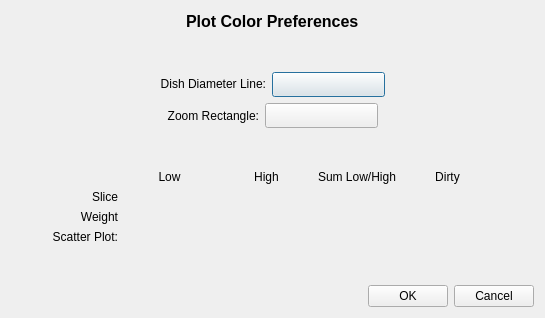
Old version of the form code/guitools/Feather/PreferencesColor.ui in the repository radio-astro/casa.
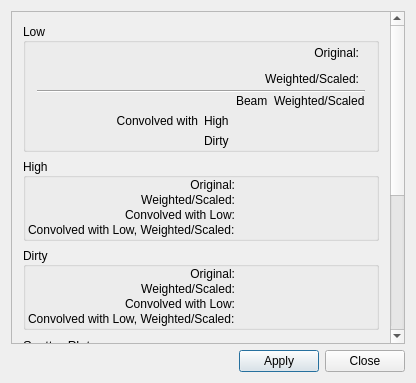
New version of the form.

```diff
--- a/code/guitools/Feather/PreferencesColor.ui
+++ b/code/guitools/Feather/PreferencesColor.ui
@@ -6,392 +6,700 @@
    <rect>
     <x>0</x>
     <y>0</y>
-    <width>545</width>
-    <height>318</height>
+    <width>416</width>
+    <height>383</height>
    </rect>
   </property>
   <property name="windowTitle">
    <string>PreferencesColor</string>
   </property>
-  <layout class="QVBoxLayout" name="verticalLayout">
+  <layout class="QVBoxLayout" name="verticalLayout_4">
    <item>
-    <layout class="QHBoxLayout" name="horizontalLayout">
-     <item>
-      <spacer name="horizontalSpacer">
-       <property name="orientation">
-        <enum>Qt::Horizontal</enum>
-       </property>
-       <property name="sizeHint" stdset="0">
-        <size>
-         <width>40</width>
-         <height>20</height>
-        </size>
-       </property>
-      </spacer>
-     </item>
-     <item>
-      <widget class="QLabel" name="label">
-       <property name="font">
-        <font>
-         <pointsize>12</pointsize>
-         <weight>75</weight>
-         <bold>true</bold>
-        </font>
-       </property>
-       <property name="text">
-        <string>Plot Color Preferences</string>
-       </property>
-      </widget>
-     </item>
-     <item>
-      <spacer name="horizontalSpacer_2">
-       <property name="orientation">
-        <enum>Qt::Horizontal</enum>
-       </property>
-       <property name="sizeHint" stdset="0">
-        <size>
-         <width>40</width>
-         <height>20</height>
-        </size>
-       </property>
-      </spacer>
-     </item>
-    </layout>
-   </item>
-   <item>
-    <spacer name="verticalSpacer_3">
-     <property name="orientation">
-      <enum>Qt::Vertical</enum>
+    <widget class="QScrollArea" name="scrollArea">
+     <property name="sizePolicy">
+      <sizepolicy hsizetype="Preferred" vsizetype="Expanding">
+       <horstretch>0</horstretch>
+       <verstretch>0</verstretch>
+      </sizepolicy>
      </property>
-     <property name="sizeHint" stdset="0">
-      <size>
-       <width>20</width>
-       <height>40</height>
-      </size>
+     <property name="horizontalScrollBarPolicy">
+      <enum>Qt::ScrollBarAlwaysOff</enum>
      </property>
-    </spacer>
-   </item>
-   <item>
-    <layout class="QHBoxLayout" name="horizontalLayout_4">
-     <item>
-      <spacer name="horizontalSpacer_4">
-       <property name="orientation">
-        <enum>Qt::Horizontal</enum>
-       </property>
-       <property name="sizeHint" stdset="0">
-        <size>
-         <width>40</width>
-         <height>20</height>
-        </size>
-       </property>
-      </spacer>
-     </item>
-     <item>
-      <widget class="QLabel" name="label_4">
-       <property name="text">
-        <string>&lt;font color='black'&gt;Dish Diameter Line:&lt;/font&gt;</string>
-       </property>
-       <property name="alignment">
-        <set>Qt::AlignRight|Qt::AlignTrailing|Qt::AlignVCenter</set>
-       </property>
-      </widget>
-     </item>
-     <item>
-      <widget class="QPushButton" name="dishDiameterColorButton">
-       <property name="sizePolicy">
-        <sizepolicy hsizetype="Fixed" vsizetype="Fixed">
-         <horstretch>0</horstretch>
-         <verstretch>0</verstretch>
-        </sizepolicy>
-       </property>
-       <property name="minimumSize">
-        <size>
-         <width>113</width>
-         <height>25</height>
-        </size>
-       </property>
-       <property name="baseSize">
-        <size>
-         <width>113</width>
-         <height>25</height>
-        </size>
-       </property>
-       <property name="toolTip">
-        <string>Click to specify a color to use when drawing the line showing the value of the dish diameter.</string>
-       </property>
-       <property name="text">
-        <string/>
-       </property>
-      </widget>
-     </item>
-     <item>
-      <spacer name="horizontalSpacer_5">
-       <property name="orientation">
-        <enum>Qt::Horizontal</enum>
-       </property>
-       <property name="sizeHint" stdset="0">
-        <size>
-         <width>40</width>
-         <height>20</height>
-        </size>
-       </property>
-      </spacer>
-     </item>
-    </layout>
-   </item>
-   <item>
-    <layout class="QHBoxLayout" name="horizontalLayout_5">
-     <item>
-      <spacer name="horizontalSpacer_8">
-       <property name="orientation">
-        <enum>Qt::Horizontal</enum>
-       </property>
-       <property name="sizeHint" stdset="0">
-        <size>
-         <width>40</width>
-         <height>20</height>
-        </size>
-       </property>
-      </spacer>
-     </item>
-     <item>
-      <widget class="QLabel" name="label_8">
-       <property name="text">
-        <string>Zoom Rectangle:</string>
-       </property>
-       <property name="alignment">
-        <set>Qt::AlignRight|Qt::AlignTrailing|Qt::AlignVCenter</set>
-       </property>
-      </widget>
-     </item>
-     <item>
-      <widget class="QPushButton" name="zoomRectangleColorButton">
-       <property name="sizePolicy">
-        <sizepolicy hsizetype="Fixed" vsizetype="Fixed">
-         <horstretch>0</horstretch>
-         <verstretch>0</verstretch>
-        </sizepolicy>
-       </property>
-       <property name="minimumSize">
-        <size>
-         <width>113</width>
-         <height>25</height>
-        </size>
-       </property>
-       <property name="baseSize">
-        <size>
-         <width>113</width>
-         <height>25</height>
-        </size>
-       </property>
-       <property name="toolTip">
-        <string>Click to specify a color to use in drawing the zoom rectangle.</string>
-       </property>
-       <property name="text">
-        <string/>
-       </property>
-      </widget>
-     </item>
-     <item>
-      <spacer name="horizontalSpacer_9">
-       <property name="orientation">
-        <enum>Qt::Horizontal</enum>
-       </property>
-       <property name="sizeHint" stdset="0">
-        <size>
-         <width>40</width>
-         <height>20</height>
-        </size>
-       </property>
-      </spacer>
-     </item>
-    </layout>
-   </item>
-   <item>
-    <spacer name="verticalSpacer_4">
-     <property name="orientation">
-      <enum>Qt::Vertical</enum>
+     <property name="widgetResizable">
+      <bool>true</bool>
      </property>
-     <property name="sizeHint" stdset="0">
-      <size>
-       <width>20</width>
-       <height>40</height>
-      </size>
-     </property>
-    </spacer>
-   </item>
-   <item>
-    <layout class="QHBoxLayout" name="horizontalLayout_3">
-     <item>
-      <spacer name="horizontalSpacer_6">
-       <property name="orientation">
-        <enum>Qt::Horizontal</enum>
-       </property>
-       <property name="sizeHint" stdset="0">
-        <size>
-         <width>13</width>
-         <height>20</height>
-        </size>
-       </property>
-      </spacer>
-     </item>
-     <item>
-      <layout class="QGridLayout" name="gridLayout">
-       <item row="0" column="1">
-        <widget class="QLabel" name="label_13">
-         <property name="text">
+     <widget class="QWidget" name="scrollAreaWidgetContents">
+      <property name="geometry">
+       <rect>
+        <x>0</x>
+        <y>0</y>
+        <width>378</width>
+        <height>643</height>
+       </rect>
+      </property>
+      <layout class="QVBoxLayout" name="verticalLayout_3">
+       <item>
+        <widget class="QGroupBox" name="groupBox_6">
+         <property name="title">
           <string>Low</string>
          </property>
          <property name="alignment">
-          <set>Qt::AlignCenter</set>
+          <set>Qt::AlignLeading|Qt::AlignLeft|Qt::AlignVCenter</set>
          </property>
+         <layout class="QVBoxLayout" name="verticalLayout_2">
+          <property name="spacing">
+           <number>1</number>
+          </property>
+          <property name="topMargin">
+           <number>0</number>
+          </property>
+          <property name="bottomMargin">
+           <number>1</number>
+          </property>
+          <item>
+           <layout class="QGridLayout" name="gridLayout">
+            <item row="0" column="1">
+             <widget class="QLabel" name="label_2">
+              <property name="text">
+               <string>Original:</string>
+              </property>
+              <property name="alignment">
+               <set>Qt::AlignRight|Qt::AlignTrailing|Qt::AlignVCenter</set>
+              </property>
+             </widget>
+            </item>
+            <item row="0" column="2">
+             <widget class="QWidget" name="lowOriginalPreferences" native="true"/>
+            </item>
+            <item row="1" column="1">
+             <widget class="QLabel" name="label_5">
+              <property name="text">
+               <string>Weighted/Scaled:</string>
+              </property>
+              <property name="alignment">
+               <set>Qt::AlignRight|Qt::AlignTrailing|Qt::AlignVCenter</set>
+              </property>
+             </widget>
+            </item>
+            <item row="1" column="2">
+             <widget class="QWidget" name="lowWeightedPreferences" native="true"/>
+            </item>
+            <item row="0" column="0">
+             <spacer name="horizontalSpacer_9">
+              <property name="orientation">
+               <enum>Qt::Horizontal</enum>
+              </property>
+              <property name="sizeHint" stdset="0">
+               <size>
+                <width>40</width>
+                <height>20</height>
+               </size>
+              </property>
+             </spacer>
+            </item>
+            <item row="1" column="0">
+             <spacer name="horizontalSpacer_10">
+              <property name="orientation">
+               <enum>Qt::Horizontal</enum>
+              </property>
+              <property name="sizeHint" stdset="0">
+               <size>
+                <width>40</width>
+                <height>20</height>
+               </size>
+              </property>
+             </spacer>
+            </item>
+           </layout>
+          </item>
+          <item>
+           <widget class="Line" name="line">
+            <property name="orientation">
+             <enum>Qt::Horizontal</enum>
+            </property>
+           </widget>
+          </item>
+          <item>
+           <layout class="QHBoxLayout" name="horizontalLayout_4">
+            <item>
+             <layout class="QVBoxLayout" name="verticalLayout">
+              <item>
+               <spacer name="verticalSpacer">
+                <property name="orientation">
+                 <enum>Qt::Vertical</enum>
+                </property>
+                <property name="sizeHint" stdset="0">
+                 <size>
+                  <width>20</width>
+                  <height>17</height>
+                 </size>
+                </property>
+               </spacer>
+              </item>
+              <item>
+               <widget class="QLabel" name="label_6">
+                <property name="text">
+                 <string>Convolved with</string>
+                </property>
+                <property name="alignment">
+                 <set>Qt::AlignRight|Qt::AlignTrailing|Qt::AlignVCenter</set>
+                </property>
+               </widget>
+              </item>
+              <item>
+               <spacer name="verticalSpacer_2">
+                <property name="orientation">
+                 <enum>Qt::Vertical</enum>
+                </property>
+                <property name="sizeHint" stdset="0">
+                 <size>
+                  <width>20</width>
+                  <height>13</height>
+                 </size>
+                </property>
+               </spacer>
+              </item>
+             </layout>
+            </item>
+            <item>
+             <layout class="QGridLayout" name="gridLayout_3">
+              <item row="0" column="1">
+               <widget class="QLabel" name="label_10">
+                <property name="text">
+                 <string>Beam</string>
+                </property>
+               </widget>
+              </item>
+              <item row="0" column="2">
+               <widget class="QLabel" name="label_11">
+                <property name="text">
+                 <string>Weighted/Scaled</string>
+                </property>
+               </widget>
+              </item>
+              <item row="1" column="0">
+               <widget class="QLabel" name="label_7">
+                <property name="text">
+                 <string>High</string>
+                </property>
+               </widget>
+              </item>
+              <item row="1" column="1">
+               <widget class="QWidget" name="lowConvolvedHighPreferences" native="true"/>
+              </item>
+              <item row="1" column="2">
+               <widget class="QWidget" name="lowConvolvedHighWeightedPreferences" native="true"/>
+              </item>
+              <item row="2" column="0">
+               <widget class="QLabel" name="label_9">
+                <property name="text">
+                 <string>Dirty</string>
+                </property>
+               </widget>
+              </item>
+              <item row="2" column="1">
+               <widget class="QWidget" name="lowConvolvedDirtyPreferences" native="true"/>
+              </item>
+              <item row="2" column="2">
+               <widget class="QWidget" name="lowConvolvedDirtyWeightedPreferences" native="true"/>
+              </item>
+             </layout>
+            </item>
+           </layout>
+          </item>
+         </layout>
         </widget>
        </item>
-       <item row="0" column="2">
-        <widget class="QLabel" name="label_14">
-         <property name="text">
+       <item>
+        <widget class="QGroupBox" name="groupBox_7">
+         <property name="title">
           <string>High</string>
          </property>
          <property name="alignment">
-          <set>Qt::AlignCenter</set>
+          <set>Qt::AlignLeading|Qt::AlignLeft|Qt::AlignVCenter</set>
          </property>
+         <layout class="QGridLayout" name="gridLayout_4">
+          <property name="leftMargin">
+           <number>2</number>
+          </property>
+          <property name="topMargin">
+           <number>0</number>
+          </property>
+          <property name="rightMargin">
+           <number>2</number>
+          </property>
+          <property name="bottomMargin">
+           <number>1</number>
+          </property>
+          <property name="spacing">
+           <number>1</number>
+          </property>
+          <item row="0" column="0">
+           <widget class="QLabel" name="label_12">
+            <property name="text">
+             <string>Original:</string>
+            </property>
+            <property name="alignment">
+             <set>Qt::AlignRight|Qt::AlignTrailing|Qt::AlignVCenter</set>
+            </property>
+           </widget>
+          </item>
+          <item row="0" column="1">
+           <widget class="QWidget" name="highOriginalPreferences" native="true"/>
+          </item>
+          <item row="1" column="0">
+           <widget class="QLabel" name="label_13">
+            <property name="text">
+             <string>Weighted/Scaled:</string>
+            </property>
+            <property name="alignment">
+             <set>Qt::AlignRight|Qt::AlignTrailing|Qt::AlignVCenter</set>
+            </property>
+           </widget>
+          </item>
+          <item row="1" column="1">
+           <widget class="QWidget" name="highWeightedPreferences" native="true"/>
+          </item>
+          <item row="2" column="0">
+           <widget class="QLabel" name="label_14">
+            <property name="text">
+             <string>Convolved with Low:</string>
+            </property>
+            <property name="alignment">
+             <set>Qt::AlignRight|Qt::AlignTrailing|Qt::AlignVCenter</set>
+            </property>
+           </widget>
+          </item>
+          <item row="2" column="1">
+           <widget class="QWidget" name="highConvolvedLowPreferences" native="true"/>
+          </item>
+          <item row="3" column="0">
+           <widget class="QLabel" name="label_19">
+            <property name="text">
+             <string>Convolved with Low, Weighted/Scaled:</string>
+            </property>
+           </widget>
+          </item>
+          <item row="3" column="1">
+           <widget class="QWidget" name="highConvolvedLowWeightedPreferences" native="true"/>
+          </item>
+         </layout>
         </widget>
        </item>
-       <item row="0" column="3">
-        <widget class="QLabel" name="label_15">
-         <property name="text">
-          <string>Sum Low/High</string>
-         </property>
-        </widget>
-       </item>
-       <item row="1" column="0">
-        <widget class="QLabel" name="label_11">
-         <property name="text">
-          <string>Slice</string>
-         </property>
-         <property name="alignment">
-          <set>Qt::AlignRight|Qt::AlignTrailing|Qt::AlignVCenter</set>
-         </property>
-        </widget>
-       </item>
-       <item row="1" column="1">
-        <widget class="QWidget" name="sliceLowPreferences" native="true">
-         <property name="minimumSize">
-          <size>
-           <width>91</width>
-           <height>0</height>
-          </size>
-         </property>
-        </widget>
-       </item>
-       <item row="1" column="2">
-        <widget class="QWidget" name="sliceHighPreferences" native="true">
-         <property name="minimumSize">
-          <size>
-           <width>91</width>
-           <height>0</height>
-          </size>
-         </property>
-        </widget>
-       </item>
-       <item row="1" column="3">
-        <widget class="QWidget" name="sliceSumPreferences" native="true"/>
-       </item>
-       <item row="1" column="4">
-        <widget class="QWidget" name="sliceDirtyPreferences" native="true">
-         <property name="minimumSize">
-          <size>
-           <width>91</width>
-           <height>0</height>
-          </size>
-         </property>
-        </widget>
-       </item>
-       <item row="2" column="0">
-        <widget class="QLabel" name="label_12">
-         <property name="text">
-          <string>Weight</string>
-         </property>
-         <property name="alignment">
-          <set>Qt::AlignRight|Qt::AlignTrailing|Qt::AlignVCenter</set>
-         </property>
-        </widget>
-       </item>
-       <item row="2" column="1">
-        <widget class="QWidget" name="weightLowPreferences" native="true"/>
-       </item>
-       <item row="2" column="2">
-        <widget class="QWidget" name="weightHighPreferences" native="true"/>
-       </item>
-       <item row="3" column="4">
-        <widget class="QWidget" name="scatterDirtyPreferences" native="true">
-         <property name="minimumSize">
-          <size>
-           <width>91</width>
-           <height>0</height>
-          </size>
-         </property>
-        </widget>
-       </item>
-       <item row="3" column="0">
-        <widget class="QLabel" name="label_2">
-         <property name="text">
-          <string>Scatter Plot:</string>
-         </property>
-         <property name="alignment">
-          <set>Qt::AlignRight|Qt::AlignTrailing|Qt::AlignVCenter</set>
-         </property>
-        </widget>
-       </item>
-       <item row="3" column="2">
-        <widget class="QWidget" name="scatterHighPreferences" native="true">
-         <property name="minimumSize">
-          <size>
-           <width>91</width>
-           <height>0</height>
-          </size>
-         </property>
-        </widget>
-       </item>
-       <item row="0" column="4">
-        <widget class="QLabel" name="label_16">
-         <property name="text">
+       <item>
+        <widget class="QGroupBox" name="dirtyGroupBox">
+         <property name="title">
           <string>Dirty</string>
          </property>
          <property name="alignment">
-          <set>Qt::AlignCenter</set>
+          <set>Qt::AlignLeading|Qt::AlignLeft|Qt::AlignVCenter</set>
          </property>
+         <layout class="QGridLayout" name="gridLayout_5">
+          <property name="leftMargin">
+           <number>2</number>
+          </property>
+          <property name="topMargin">
+           <number>0</number>
+          </property>
+          <property name="rightMargin">
+           <number>2</number>
+          </property>
+          <property name="bottomMargin">
+           <number>1</number>
+          </property>
+          <property name="spacing">
+           <number>1</number>
+          </property>
+          <item row="0" column="0">
+           <widget class="QLabel" name="label_20">
+            <property name="text">
+             <string>Original:</string>
+            </property>
+            <property name="alignment">
+             <set>Qt::AlignRight|Qt::AlignTrailing|Qt::AlignVCenter</set>
+            </property>
+           </widget>
+          </item>
+          <item row="0" column="1">
+           <widget class="QWidget" name="dirtyOriginalPreferences" native="true"/>
+          </item>
+          <item row="1" column="0">
+           <widget class="QLabel" name="label_21">
+            <property name="text">
+             <string>Weighted/Scaled:</string>
+            </property>
+            <property name="alignment">
+             <set>Qt::AlignRight|Qt::AlignTrailing|Qt::AlignVCenter</set>
+            </property>
+           </widget>
+          </item>
+          <item row="1" column="1">
+           <widget class="QWidget" name="dirtyWeightedPreferences" native="true"/>
+          </item>
+          <item row="2" column="0">
+           <widget class="QLabel" name="label_22">
+            <property name="text">
+             <string>Convolved with Low:</string>
+            </property>
+            <property name="alignment">
+             <set>Qt::AlignRight|Qt::AlignTrailing|Qt::AlignVCenter</set>
+            </property>
+           </widget>
+          </item>
+          <item row="2" column="1">
+           <widget class="QWidget" name="dirtyConvolvedLowPreferences" native="true"/>
+          </item>
+          <item row="3" column="0">
+           <widget class="QLabel" name="label_24">
+            <property name="text">
+             <string>Convolved with Low, Weighted/Scaled:</string>
+            </property>
+           </widget>
+          </item>
+          <item row="3" column="1">
+           <widget class="QWidget" name="dirtyConvolvedLowWeightedPreferences" native="true"/>
+          </item>
+         </layout>
+        </widget>
+       </item>
+       <item>
+        <widget class="QGroupBox" name="groupBox">
+         <property name="font">
+          <font>
+           <pointsize>10</pointsize>
+           <weight>50</weight>
+           <bold>false</bold>
+          </font>
+         </property>
+         <property name="title">
+          <string>Scatter Plot</string>
+         </property>
+         <property name="alignment">
+          <set>Qt::AlignLeading|Qt::AlignLeft|Qt::AlignVCenter</set>
+         </property>
+         <layout class="QGridLayout" name="gridLayout_2">
+          <property name="leftMargin">
+           <number>2</number>
+          </property>
+          <property name="topMargin">
+           <number>0</number>
+          </property>
+          <property name="rightMargin">
+           <number>2</number>
+          </property>
+          <property name="bottomMargin">
+           <number>1</number>
+          </property>
+          <property name="spacing">
+           <number>1</number>
+          </property>
+          <item row="0" column="1">
+           <widget class="QLabel" name="label_3">
+            <property name="text">
+             <string>Low vs High (Weighted &amp; Scaled):</string>
+            </property>
+           </widget>
+          </item>
+          <item row="0" column="2">
+           <widget class="QWidget" name="scatterLowHighPreferences" native="true">
+            <property name="minimumSize">
+             <size>
+              <width>91</width>
+              <height>0</height>
+             </size>
+            </property>
+           </widget>
+          </item>
+          <item row="1" column="1">
+           <widget class="QLabel" name="label_16">
+            <property name="text">
+             <string>X=Y:</string>
+            </property>
+            <property name="alignment">
+             <set>Qt::AlignRight|Qt::AlignTrailing|Qt::AlignVCenter</set>
+            </property>
+           </widget>
+          </item>
+          <item row="1" column="2">
+           <widget class="QWidget" name="scatterXYPreferences" native="true">
+            <property name="minimumSize">
+             <size>
+              <width>91</width>
+              <height>0</height>
+             </size>
+            </property>
+           </widget>
+          </item>
+          <item row="0" column="0">
+           <spacer name="horizontalSpacer_7">
+            <property name="orientation">
+             <enum>Qt::Horizontal</enum>
+            </property>
+            <property name="sizeHint" stdset="0">
+             <size>
+              <width>40</width>
+              <height>20</height>
+             </size>
+            </property>
+           </spacer>
+          </item>
+          <item row="1" column="0">
+           <spacer name="horizontalSpacer_8">
+            <property name="orientation">
+             <enum>Qt::Horizontal</enum>
+            </property>
+            <property name="sizeHint" stdset="0">
+             <size>
+              <width>40</width>
+              <height>20</height>
+             </size>
+            </property>
+           </spacer>
+          </item>
+         </layout>
+        </widget>
+       </item>
+       <item>
+        <widget class="QGroupBox" name="groupBox_4">
+         <property name="title">
+          <string>Weight</string>
+         </property>
+         <property name="alignment">
+          <set>Qt::AlignLeading|Qt::AlignLeft|Qt::AlignVCenter</set>
+         </property>
+         <layout class="QGridLayout" name="gridLayout_6">
+          <property name="leftMargin">
+           <number>2</number>
+          </property>
+          <property name="topMargin">
+           <number>0</number>
+          </property>
+          <property name="rightMargin">
+           <number>2</number>
+          </property>
+          <property name="bottomMargin">
+           <number>1</number>
+          </property>
+          <property name="spacing">
+           <number>1</number>
+          </property>
+          <item row="0" column="1">
+           <widget class="QLabel" name="label_17">
+            <property name="text">
+             <string>Low:</string>
+            </property>
+            <property name="alignment">
+             <set>Qt::AlignRight|Qt::AlignTrailing|Qt::AlignVCenter</set>
+            </property>
+           </widget>
+          </item>
+          <item row="0" column="2">
+           <widget class="QWidget" name="weightLowPreferences" native="true"/>
+          </item>
+          <item row="1" column="1">
+           <widget class="QLabel" name="label_18">
+            <property name="text">
+             <string>High:</string>
+            </property>
+            <property name="alignment">
+             <set>Qt::AlignRight|Qt::AlignTrailing|Qt::AlignVCenter</set>
+            </property>
+           </widget>
+          </item>
+          <item row="1" column="2">
+           <widget class="QWidget" name="weightHighPreferences" native="true">
+            <property name="minimumSize">
+             <size>
+              <width>0</width>
+              <height>0</height>
+             </size>
+            </property>
+           </widget>
+          </item>
+          <item row="0" column="0">
+           <spacer name="horizontalSpacer">
+            <property name="orientation">
+             <enum>Qt::Horizontal</enum>
+            </property>
+            <property name="sizeHint" stdset="0">
+             <size>
+              <width>40</width>
+              <height>20</height>
+             </size>
+            </property>
+           </spacer>
+          </item>
+          <item row="1" column="0">
+           <spacer name="horizontalSpacer_2">
+            <property name="orientation">
+             <enum>Qt::Horizontal</enum>
+            </property>
+            <property name="sizeHint" stdset="0">
+             <size>
+              <width>40</width>
+              <height>20</height>
+             </size>
+            </property>
+           </spacer>
+          </item>
+         </layout>
+        </widget>
+       </item>
+       <item>
+        <widget class="QGroupBox" name="groupBox_5">
+         <property name="title">
+          <string>Result</string>
+         </property>
+         <property name="alignment">
+          <set>Qt::AlignLeading|Qt::AlignLeft|Qt::AlignVCenter</set>
+         </property>
+         <layout class="QGridLayout" name="gridLayout_7">
+          <property name="leftMargin">
+           <number>2</number>
+          </property>
+          <property name="topMargin">
+           <number>0</number>
+          </property>
+          <property name="rightMargin">
+           <number>2</number>
+          </property>
+          <property name="bottomMargin">
+           <number>1</number>
+          </property>
+          <property name="spacing">
+           <number>1</number>
+          </property>
+          <item row="0" column="0">
+           <spacer name="horizontalSpacer_4">
+            <property name="orientation">
+             <enum>Qt::Horizontal</enum>
+            </property>
+            <property name="sizeHint" stdset="0">
+             <size>
+              <width>40</width>
+              <height>20</height>
+             </size>
+            </property>
+           </spacer>
+          </item>
+          <item row="0" column="1">
+           <widget class="QLabel" name="label_15">
+            <property name="sizePolicy">
+             <sizepolicy hsizetype="Expanding" vsizetype="Preferred">
+              <horstretch>0</horstretch>
+              <verstretch>0</verstretch>
+             </sizepolicy>
+            </property>
+            <property name="text">
+             <string>Sum Low/High:</string>
+            </property>
+            <property name="alignment">
+             <set>Qt::AlignRight|Qt::AlignTrailing|Qt::AlignVCenter</set>
+            </property>
+           </widget>
+          </item>
+          <item row="0" column="2">
+           <widget class="QWidget" name="sliceSumPreferences" native="true"/>
+          </item>
+         </layout>
+        </widget>
+       </item>
+       <item>
+        <widget class="QGroupBox" name="groupBox_3">
+         <property name="title">
+          <string>Markers</string>
+         </property>
+         <property name="alignment">
+          <set>Qt::AlignLeading|Qt::AlignLeft|Qt::AlignVCenter</set>
+         </property>
+         <layout class="QGridLayout" name="gridLayout_9">
+          <property name="leftMargin">
+           <number>2</number>
+          </property>
+          <property name="topMargin">
+           <number>0</number>
+          </property>
+          <property name="rightMargin">
+           <number>2</number>
+          </property>
+          <property name="bottomMargin">
+           <number>1</number>
+          </property>
+          <property name="spacing">
+           <number>1</number>
+          </property>
+          <item row="0" column="1">
+           <widget class="QLabel" name="label_8">
+            <property name="text">
+             <string>Zoom Rectangle:</string>
+            </property>
+            <property name="alignment">
+             <set>Qt::AlignRight|Qt::AlignTrailing|Qt::AlignVCenter</set>
+            </property>
+           </widget>
+          </item>
+          <item row="0" column="2">
+           <widget class="QWidget" name="zoomPreferences" native="true">
+            <property name="minimumSize">
+             <size>
+              <width>91</width>
+              <height>0</height>
+             </size>
+            </property>
+           </widget>
+          </item>
+          <item row="1" column="1">
+           <widget class="QLabel" name="label_4">
+            <property name="text">
+             <string>&lt;font color='black'&gt;Dish Diameter Line:&lt;/font&gt;</string>
+            </property>
+            <property name="alignment">
+             <set>Qt::AlignRight|Qt::AlignTrailing|Qt::AlignVCenter</set>
+            </property>
+           </widget>
+          </item>
+          <item row="1" column="2">
+           <widget class="QWidget" name="dishDiameterPreferences" native="true">
+            <property name="minimumSize">
+             <size>
+              <width>91</width>
+              <height>0</height>
+             </size>
+            </property>
+           </widget>
+          </item>
+          <item row="0" column="0">
+           <spacer name="horizontalSpacer_5">
+            <property name="orientation">
+             <enum>Qt::Horizontal</enum>
+            </property>
+            <property name="sizeHint" stdset="0">
+             <size>
+              <width>40</width>
+              <height>20</height>
+             </size>
+            </property>
+           </spacer>
+          </item>
+          <item row="1" column="0">
+           <spacer name="horizontalSpacer_6">
+            <property name="orientation">
+             <enum>Qt::Horizontal</enum>
+            </property>
+            <property name="sizeHint" stdset="0">
+             <size>
+              <width>40</width>
+              <height>20</height>
+             </size>
+            </property>
+           </spacer>
+          </item>
+         </layout>
         </widget>
        </item>
       </layout>
-     </item>
-     <item>
-      <spacer name="horizontalSpacer_7">
-       <property name="orientation">
-        <enum>Qt::Horizontal</enum>
-       </property>
-       <property name="sizeHint" stdset="0">
-        <size>
-         <width>18</width>
-         <height>20</height>
-        </size>
-       </property>
-      </spacer>
-     </item>
-    </layout>
-   </item>
-   <item>
-    <spacer name="verticalSpacer">
-     <property name="orientation">
-      <enum>Qt::Vertical</enum>
-     </property>
-     <property name="sizeHint" stdset="0">
-      <size>
-       <width>20</width>
-       <height>40</height>
-      </size>
-     </property>
-    </spacer>
+     </widget>
+    </widget>
    </item>
    <item>
     <layout class="QHBoxLayout" name="horizontalLayout_2">
@@ -414,7 +722,7 @@
         <string>Clicking this button will apply your color preferences and close this dialog.</string>
        </property>
        <property name="text">
-        <string>OK</string>
+        <string>Apply</string>
        </property>
       </widget>
      </item>
@@ -424,7 +732,7 @@
         <string>Close this dialog without making any color changes.</string>
        </property>
        <property name="text">
-        <string>Cancel</string>
+        <string>Close</string>
        </property>
       </widget>
      </item>
```
Left out of the diff: 2 changed lines with no effect on the pictures.
